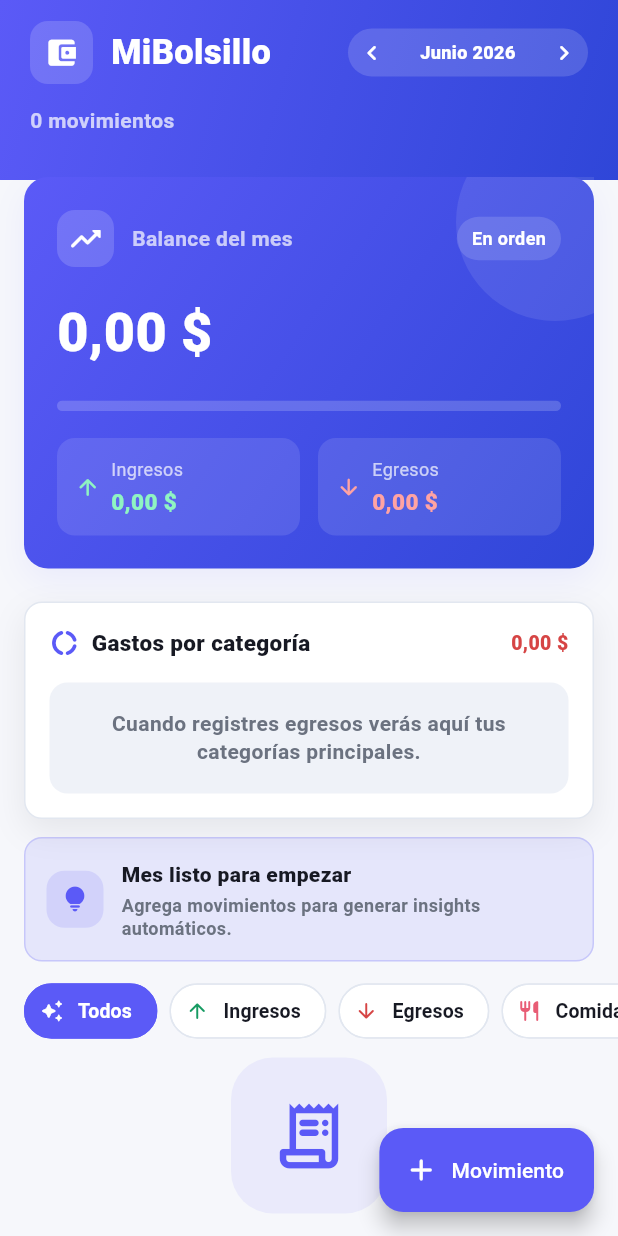
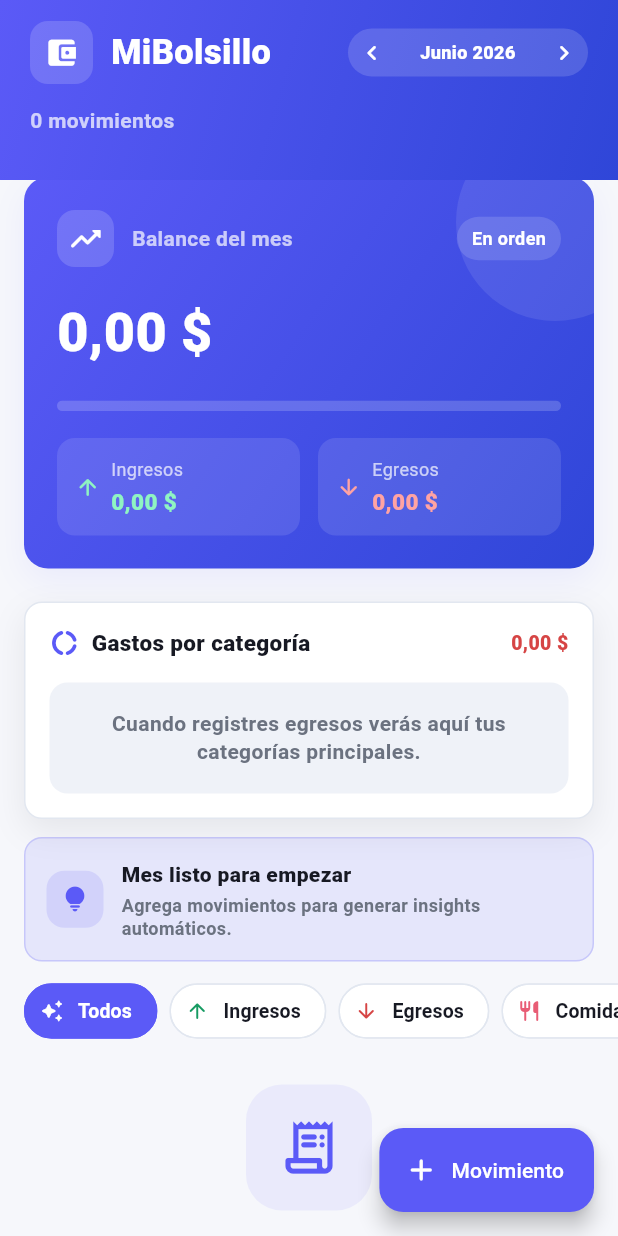
Before and after one commit to RCHUCOYA/mi_bolsillo, a Flutter app: the screen it shows after launch, on a phone screen of 412 x 824 dp. Run offline on Flutter 3.47's test engine with Material 3 defaults, Android fonts, the phone set to English and light mode, and no system bars; our stand-ins replace sqflite; accounts and stored records are empty.

```diff
--- a/lib/screens/home_screen.dart
+++ b/lib/screens/home_screen.dart
@@ -154,7 +154,7 @@ class _HomeScreenState extends State<HomeScreen> {
                   if (_cargando)
                     const DashboardSkeleton()
                   else if (_movimientos.isEmpty)
-                    SliverFillRemaining(child: _buildEstadoVacio())
+                    SliverToBoxAdapter(child: _buildEstadoVacio())
                   else
                     _buildMovimientosAgrupados(),
                 ],
@@ -457,28 +457,28 @@ class _HomeScreenState extends State<HomeScreen> {
         ? 'No hay movimientos para "$_filtroActivo" en $labelMes.'
         : 'Registra tu primer ingreso o gasto para ver el resumen de $labelMes.';
 
-    return Center(
-      child: Padding(
-        padding: const EdgeInsets.symmetric(horizontal: 28),
+    return Padding(
+      padding: const EdgeInsets.fromLTRB(28, 18, 28, 112),
+      child: Center(
         child: Column(
           mainAxisSize: MainAxisSize.min,
           children: [
             Container(
-              width: 104,
-              height: 104,
+              width: 84,
+              height: 84,
               decoration: BoxDecoration(
                 color: colors.primary.withValues(alpha: 0.08),
-                borderRadius: BorderRadius.circular(28),
+                borderRadius: BorderRadius.circular(24),
               ),
               child: Icon(
                 hayFiltro
                     ? Icons.filter_alt_off_rounded
                     : Icons.receipt_long_rounded,
-                size: 52,
+                size: 42,
                 color: colors.primary,
               ),
             ),
-            const SizedBox(height: 22),
+            const SizedBox(height: 18),
             Text(
               titulo,
               style: TextStyle(
```
Also changed, not shown: 3 other files.
